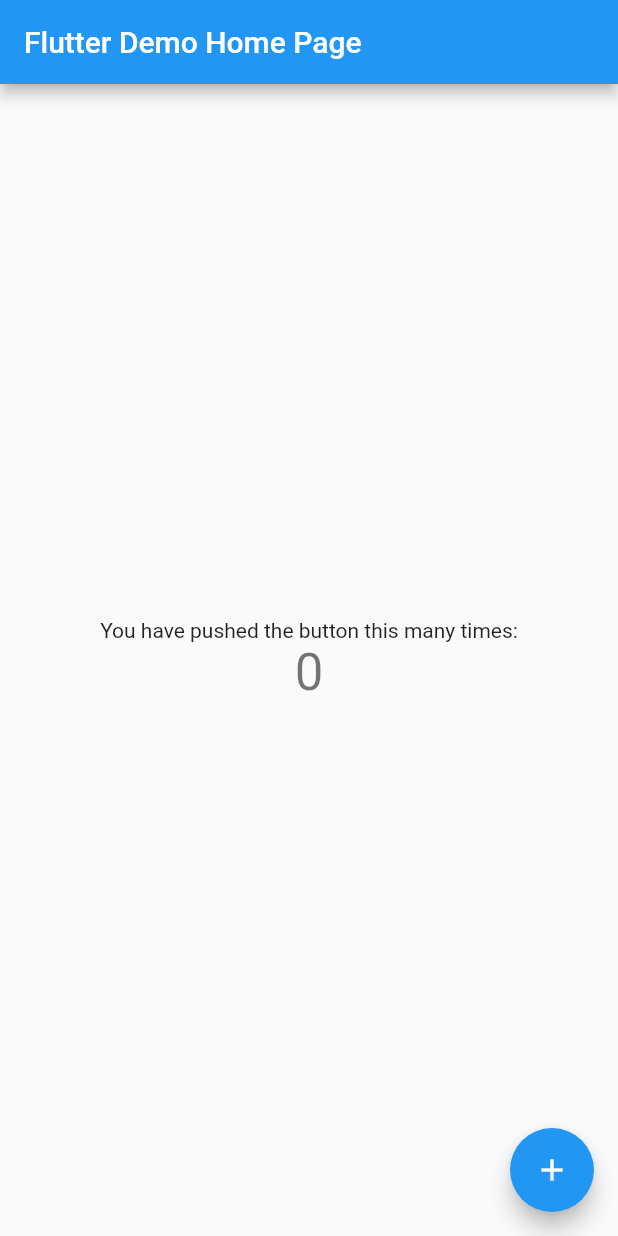
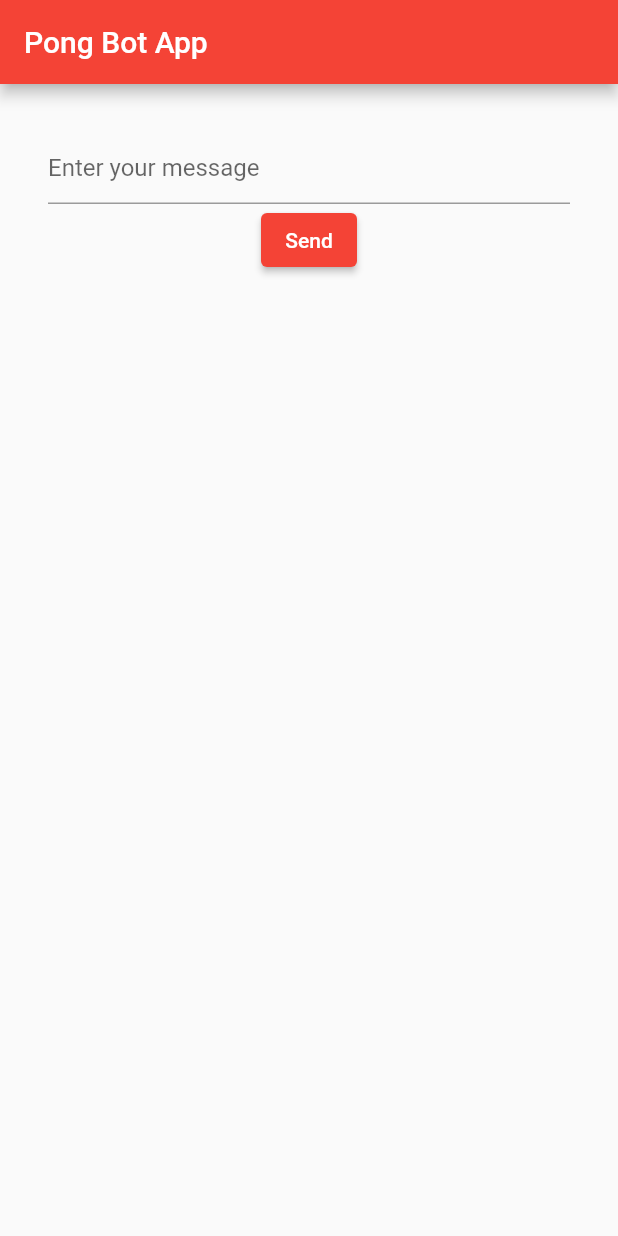
Before and after one commit to zikisacalesogaxa/Flutter-Pong_bot, a Flutter app: the screen it shows after launch, on a phone screen of 412 x 824 dp. Run offline on Flutter 3.47's test engine with Material 2 defaults, Android fonts, the phone set to English and light mode, and no system bars.

Commit message:
created the widget, utils and screens folders

```diff
--- a/lib/main.dart
+++ b/lib/main.dart
@@ -1,115 +1,63 @@
 import 'package:flutter/material.dart';
 
 void main() {
-  runApp(const MyApp());
+  runApp(MyApp());
 }
 
 class MyApp extends StatelessWidget {
-  const MyApp({Key? key}) : super(key: key);
-
   // This widget is the root of your application.
   @override
   Widget build(BuildContext context) {
     return MaterialApp(
-      title: 'Flutter Demo',
       theme: ThemeData(
-        // This is the theme of your application.
-        //
-        // Try running your application with "flutter run". You'll see the
-        // application has a blue toolbar. Then, without quitting the app, try
-        // changing the primarySwatch below to Colors.green and then invoke
-        // "hot reload" (press "r" in the console where you ran "flutter run",
-        // or simply save your changes to "hot reload" in a Flutter IDE).
-        // Notice that the counter didn't reset back to zero; the application
-        // is not restarted.
-        primarySwatch: Colors.blue,
+        primarySwatch: Colors.red,
+        visualDensity: VisualDensity.adaptivePlatformDensity,
       ),
-      home: const MyHomePage(title: 'Flutter Demo Home Page'),
+      home: const MyHomePage(),
     );
   }
 }
 
 class MyHomePage extends StatefulWidget {
-  const MyHomePage({Key? key, required this.title}) : super(key: key);
-
-  // This widget is the home page of your application. It is stateful, meaning
-  // that it has a State object (defined below) that contains fields that affect
-  // how it looks.
-
-  // This class is the configuration for the state. It holds the values (in this
-  // case the title) provided by the parent (in this case the App widget) and
-  // used by the build method of the State. Fields in a Widget subclass are
-  // always marked "final".
-
-  final String title;
+  const MyHomePage({Key? key}) : super(key: key);
 
   @override
-  State<MyHomePage> createState() => _MyHomePageState();
+  _MyHomePageState createState() => _MyHomePageState();
 }
 
 class _MyHomePageState extends State<MyHomePage> {
-  int _counter = 0;
-
-  void _incrementCounter() {
-    setState(() {
-      // This call to setState tells the Flutter framework that something has
-      // changed in this State, which causes it to rerun the build method below
-      // so that the display can reflect the updated values. If we changed
-      // _counter without calling setState(), then the build method would not be
-      // called again, and so nothing would appear to happen.
-      _counter++;
-    });
-  }
+  final myTextController = TextEditingController();
 
   @override
   Widget build(BuildContext context) {
-    // This method is rerun every time setState is called, for instance as done
-    // by the _incrementCounter method above.
-    //
-    // The Flutter framework has been optimized to make rerunning build methods
-    // fast, so that you can just rebuild anything that needs updating rather
-    // than having to individually change instances of widgets.
     return Scaffold(
       appBar: AppBar(
-        // Here we take the value from the MyHomePage object that was created by
-        // the App.build method, and use it to set our appbar title.
-        title: Text(widget.title),
+        title: const Text('Pong Bot App'),
       ),
-      body: Center(
-        // Center is a layout widget. It takes a single child and positions it
-        // in the middle of the parent.
-        child: Column(
-          // Column is also a layout widget. It takes a list of children and
-          // arranges them vertically. By default, it sizes itself to fit its
-          // children horizontally, and tries to be as tall as its parent.
-          //
-          // Invoke "debug painting" (press "p" in the console, choose the
-          // "Toggle Debug Paint" action from the Flutter Inspector in Android
-          // Studio, or the "Toggle Debug Paint" command in Visual Studio Code)
-          // to see the wireframe for each widget.
-          //
-          // Column has various properties to control how it sizes itself and
-          // how it positions its children. Here we use mainAxisAlignment to
-          // center the children vertically; the main axis here is the vertical
-          // axis because Columns are vertical (the cross axis would be
-          // horizontal).
-          mainAxisAlignment: MainAxisAlignment.center,
-          children: <Widget>[
-            const Text(
-              'You have pushed the button this many times:',
+      body: _buildBody(context),
+    );
+  }
+
+  Widget _buildBody(BuildContext context) {
+    return Container(
+      padding: const EdgeInsets.all(32.0),
+      child: Column(
+        children: <Widget>[
+          TextField(
+            controller: myTextController,
+            decoration: const InputDecoration(
+              hintText: 'Enter your message',
             ),
-            Text(
-              '$_counter',
-              style: Theme.of(context).textTheme.headline4,
-            ),
-          ],
-        ),
+          ),
+          ElevatedButton(
+            child: const Text('Send'),
+            onPressed: () {
+              // ignore: avoid_print
+              print(myTextController.text);
+            },
+          ),
+        ],
       ),
-      floatingActionButton: FloatingActionButton(
-        onPressed: _incrementCounter,
-        tooltip: 'Increment',
-        child: const Icon(Icons.add),
-      ), // This trailing comma makes auto-formatting nicer for build methods.
     );
   }
 }
--- /dev/null
+++ b/lib/screens/authentication/login.dart
@@ -0,0 +1 @@
+// login screen
--- /dev/null
+++ b/lib/screens/authentication/register.dart
@@ -0,0 +1 @@
+// register screen
```
Also changed, not shown: lib/screens/dashboard.dart (added), lib/utils/pong_bot_colors.dart (added), lib/widgets/button.dart (added), lib/widgets/input_field.dart (added), lib/widgets/loading.dart (added).
